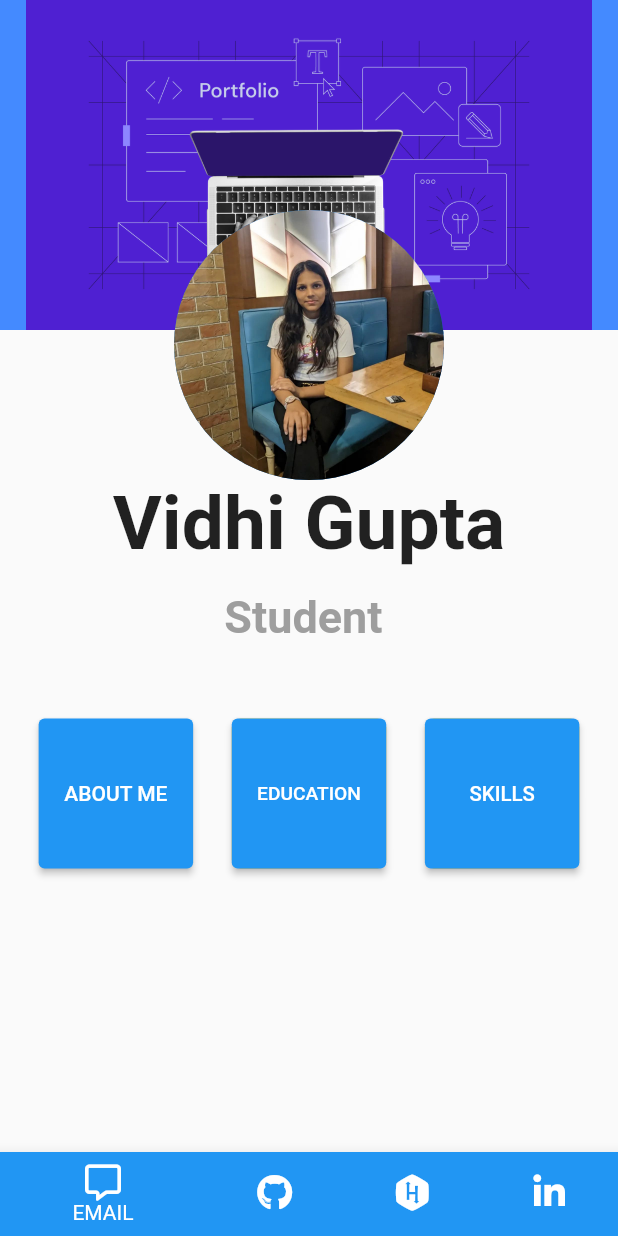
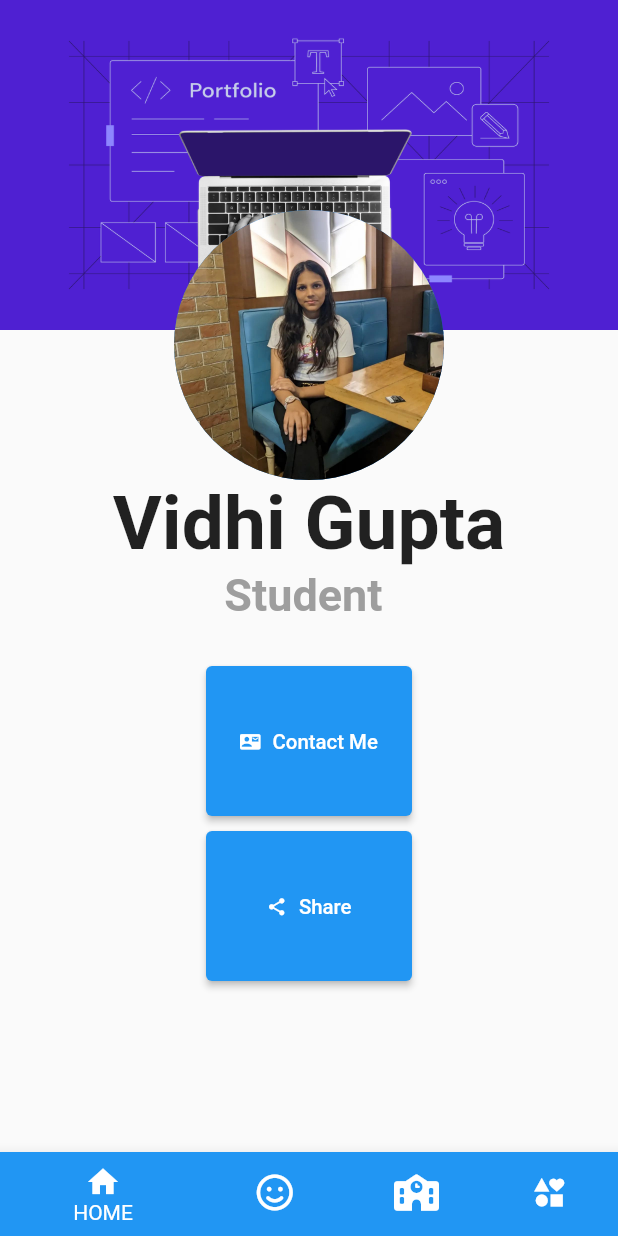
Before and after one commit to VIDHIGUPTA17/protfolio_vidhi, a Flutter app: the screen it shows after launch, on a phone screen of 412 x 824 dp. Run offline on Flutter 3.47's test engine with Material 2 defaults, Android fonts, the phone set to English and light mode, and no system bars; our stand-ins replace font_awesome_flutter; Roboto replaces fonts that are missing (font2).

Commit message:
Adding a Contact Page

```diff
--- a/lib/main.dart
+++ b/lib/main.dart
@@ -4,6 +4,7 @@ import 'dart:ui';
 import "package:flutter/cupertino.dart";
 import 'package:flutter/material.dart';
 import 'package:protfolio/about.dart';
+import 'package:protfolio/contact.dart';
 import 'package:protfolio/education.dart';
 import 'package:protfolio/skills.dart';
 import 'package:font_awesome_flutter/font_awesome_flutter.dart';
@@ -32,17 +33,9 @@ class FlutterApp extends StatelessWidget {
 }
 
 class DashBoardScreen extends StatelessWidget {
-  externallink(String url) async {
-    // const url = 'https://github.com/VIDHIGUPTA17';
-    // const url1 = 'https://mail.google.com/mail/u/0/?tab=rm&ogbl#inbox';
-    if (await canLaunch(url)) {
-      await launch(url);
-    }
-  }
-
   final double coverheigth = 220;
   final profileheigth = 140;
-
+//hello people yoyoyo
   @override
   Widget build(BuildContext context) {
     // final top = coverheigth - (70);
@@ -50,26 +43,24 @@ class DashBoardScreen extends StatelessWidget {
       // backgroundColor: Colors.grey,
       body: ListView(
           padding: EdgeInsets.zero,
-          children: [buildstack(), buildcontent(context)]),
+          children: [buildstack(context), buildcontent(context)]),
       bottomNavigationBar: BottomNavigationBar(
           items: [
             BottomNavigationBarItem(
-              icon: Icon(FontAwesomeIcons.message),
-              label: "EMAIL",
-              tooltip: "email",
+              icon: Icon(Icons.home),
+              label: "HOME",
               backgroundColor: Colors.blue,
             ),
             BottomNavigationBarItem(
-                icon: Icon(FontAwesomeIcons.github),
+                icon: Icon(FontAwesomeIcons.faceSmile),
                 label: "G",
-                tooltip: "GITHUB",
                 backgroundColor: Colors.blue),
             BottomNavigationBarItem(
-                icon: Icon(FontAwesomeIcons.hackerrank),
+                icon: Icon(FontAwesomeIcons.school),
                 label: "H",
                 backgroundColor: Colors.blue),
             BottomNavigationBarItem(
-                icon: Icon(FontAwesomeIcons.linkedinIn),
+                icon: Icon(Icons.interests),
                 label: "L",
                 backgroundColor: Colors.blue),
           ],
@@ -77,21 +68,22 @@ class DashBoardScreen extends StatelessWidget {
           // selectedItemColor: Colors.white,
 
           onTap: (index) {
-            print('Tapped index: $index');
             switch (index) {
               case 0:
-                externallink(
-                    'https://mail.google.com/mail/u/0/?tab=rm&ogbl#inbox');
+                Navigator.push(context,
+                    MaterialPageRoute(builder: (context) => FlutterApp()));
                 break;
               case 1:
-                externallink('https://github.com/VIDHIGUPTA17');
+                Navigator.push(
+                    context, MaterialPageRoute(builder: (context) => about()));
                 break;
               case 2:
-                externallink('https://www.hackerrank.com/VIDHIGUPTA17');
+                Navigator.push(context,
+                    MaterialPageRoute(builder: (context) => education()));
                 break;
               case 3:
-                externallink(
-                    'https://www.linkedin.com/in/vidhi-gupta-26b0261b9/');
+                Navigator.push(context,
+                    MaterialPageRoute(builder: (context) => myskill()));
                 break;
               default:
                 break;
@@ -100,11 +92,14 @@ class DashBoardScreen extends StatelessWidget {
     );
   }
 
-  Widget buildCoverImage() => Container(
+  Widget buildCoverImage(BuildContext context) => Container(
         color: Colors.blueAccent,
-        child: Image.asset('assests/images/appbarimage.png'),
-        width: double.infinity,
+        child: Image.asset(
+          'assests/images/appbarimage.png',
+          width: MediaQuery.of(context).size.width,
           height: coverheigth,
+          fit: BoxFit.fill,
+        ),
       );
 
   Widget buildprofileimage() => CircleAvatar(
@@ -112,14 +107,15 @@ class DashBoardScreen extends StatelessWidget {
         backgroundImage: AssetImage('assests/images/img2.jpeg'),
       );
 
-  Widget buildstack() => Stack(
+  Widget buildstack(BuildContext context) => Stack(
           // mainAxisAlignment: MainAxisAlignment.spaceEvenly,
           alignment: Alignment.center,
           clipBehavior: Clip.none,
           children: [
             // Container(margin: EdgeInsets.only(bottom: 800),),
             Container(
-                margin: EdgeInsets.only(bottom: 100), child: buildCoverImage()),
+                margin: EdgeInsets.only(bottom: 100),
+                child: buildCoverImage(context)),
             Positioned(top: coverheigth / 2 + 30, child: buildprofileimage()),
           ]);
 
@@ -131,9 +127,8 @@ class DashBoardScreen extends StatelessWidget {
           style: TextStyle(
               fontSize: 50, fontFamily: 'font2', fontWeight: FontWeight.bold),
         ),
-        SizedBox(
-          height: 15,
-        ),
+        // SizedBox(
+        //   height: 10,        ),
         Text(
           "Student ",
           style: TextStyle(
@@ -143,56 +138,21 @@ class DashBoardScreen extends StatelessWidget {
               fontWeight: FontWeight.bold),
         ),
         const SizedBox(
-          height: 50,
+          height: 30,
         ),
 
         Wrap(
           children: <Widget>[
             // Padding(padding: EdgeInsets.only(bottom: 9)),
 
-            Row(
-              mainAxisAlignment: MainAxisAlignment.spaceEvenly,
-              children: [
+            // mainAxisAlignment: MainAxisAlignment.spaceEvenly,
+
             // Padding(padding:EdgeInsets.all(2)),
-                Row(
-                  children: [
-                    Container(
-                        width: MediaQuery.of(context).size.width / 4,
-
-                        // width,
-                        height: 100,
-                        margin: EdgeInsets.only(bottom: 10),
-                        // color: Colors.blue,
-                        decoration: BoxDecoration(
-
-                            // color: Color(6)
-                            // borderRadius: BorderRadius.circular(109),
-
-                            // shape: BoxShape.circle
-                            ),
-                        child: ElevatedButton(
-                          child: Text(
-                            "ABOUT ME",
-                            style: TextStyle(
-                              fontSize:
-                                  MediaQuery.of(context).size.width * 0.034,
-                            ),
-                          ),
-                          onPressed: () {
-                            Navigator.push(
-                                context,
-                                MaterialPageRoute(
-                                    builder: (context) => about()));
-                          },
-                        ))
-                  ],
-                ),
             Row(
               mainAxisAlignment: MainAxisAlignment.spaceEvenly,
               children: [
                 Container(
-                        // width: 150,
-                        width: MediaQuery.of(context).size.width / 4,
+                  width: MediaQuery.of(context).size.width / 3,
                   height: 100,
                   margin: EdgeInsets.only(bottom: 10),
                   decoration: BoxDecoration(
@@ -200,28 +160,36 @@ class DashBoardScreen extends StatelessWidget {
                     borderRadius: BorderRadius.circular(6),
                   ),
                   child: ElevatedButton(
-                          child: Text(
-                            "EDUCATION",
+                    onPressed: () {
+                      Navigator.push(context,
+                          MaterialPageRoute(builder: (context) => contact()));
+                    },
+                    child: Row(
+                      mainAxisAlignment: MainAxisAlignment.center,
+                      children: [
+                        Icon(
+                          Icons.contact_mail,
+                          size: MediaQuery.of(context).size.width * 0.033,
+                        ),
+                        SizedBox(width: 8.0),
+                        Text(
+                          "Contact Me",
                           style: TextStyle(
-                              fontSize:
-                                  MediaQuery.of(context).size.width * 0.031,
+                            fontSize: MediaQuery.of(context).size.width * 0.033,
                           ),
                         ),
-                          onPressed: () {
-                            Navigator.push(
-                                context,
-                                MaterialPageRoute(
-                                    builder: (context) => education()));
-                          },
-                        ))
                       ],
                     ),
+                  ),
+                )
+              ],
+            ),
+
             Row(
               mainAxisAlignment: MainAxisAlignment.spaceEvenly,
               children: [
                 Container(
-                        // width: 100,
-                        width: MediaQuery.of(context).size.width / 4,
+                  width: MediaQuery.of(context).size.width / 3,
                   height: 100,
                   margin: EdgeInsets.only(bottom: 10),
                   decoration: BoxDecoration(
@@ -229,22 +197,28 @@ class DashBoardScreen extends StatelessWidget {
                     borderRadius: BorderRadius.circular(6),
                   ),
                   child: ElevatedButton(
-                          child: Text(
-                            "SKILLS",
+                    onPressed: () {
+                      Navigator.push(context,
+                          MaterialPageRoute(builder: (context) => myskill()));
+                    },
+                    child: Row(
+                      mainAxisAlignment: MainAxisAlignment.center,
+                      children: [
+                        Icon(
+                          Icons.share,
+                          size: MediaQuery.of(context).size.width * 0.033,
+                        ),
+                        SizedBox(width: 8.0),
+                        Text(
+                          "Share",
                           style: TextStyle(
-                              fontSize:
-                                  MediaQuery.of(context).size.width * 0.033,
+                            fontSize: MediaQuery.of(context).size.width * 0.033,
                           ),
                         ),
-                          onPressed: () {
-                            Navigator.push(
-                                context,
-                                MaterialPageRoute(
-                                    builder: (context) => myskill()));
-                          },
-                        ))
                       ],
                     ),
+                  ),
+                )
               ],
             ),
           ],
--- a/pubspec.yaml
+++ b/pubspec.yaml
@@ -65,6 +65,8 @@ flutter:
   assets:
     - assests/images/appbarimage.png
     - assests/images/img2.jpeg
+    - assests/images/edu.png
+    - assests/images/skill.jpg
 
   # An image asset can refer to one or more resolution-specific "variants", see
   # https://flutter.dev/assets-and-images/#resolution-aware
```
Also changed, not shown: lib/about.dart (+4 -5 lines), lib/contact.dart (added, +90 -0 lines), lib/education.dart (+8 -2 lines), lib/skills.dart (+23 -11 lines), assests/images/edu.png (added), assests/images/education.webp (added), assests/images/skill.jpg (added), 1 other file. Lines whose indentation alone changed are shown as unchanged.
